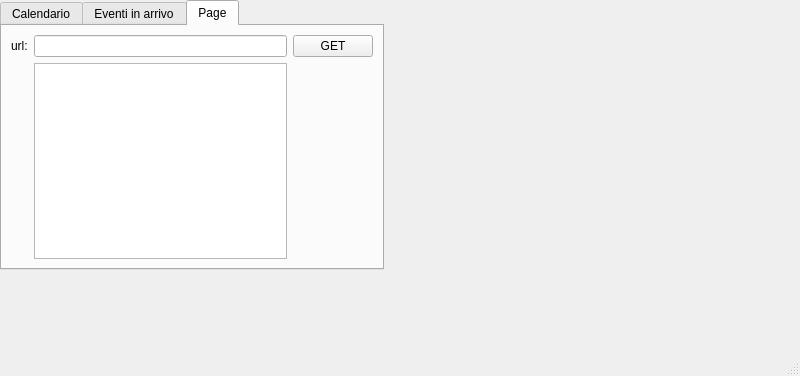
First picture: the form in pds_cal.ui, repository Jockbaia/pds_cal, before the edit.
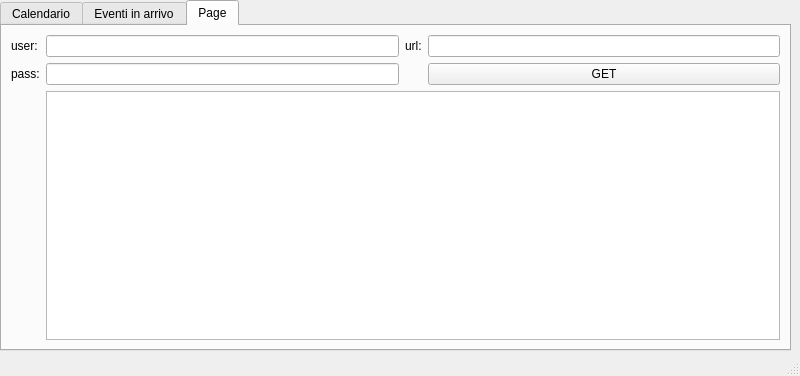
Second picture: the form after the edit.

Commit message: basic nextcloud login

Patch:
```diff
--- a/pds_cal.ui
+++ b/pds_cal.ui
@@ -25,8 +25,8 @@
      <rect>
       <x>0</x>
       <y>0</y>
-      <width>384</width>
-      <height>270</height>
+      <width>791</width>
+      <height>351</height>
      </rect>
     </property>
     <property name="currentIndex">
@@ -162,24 +162,65 @@
       <string>Page</string>
      </attribute>
      <layout class="QGridLayout" name="gridLayout">
+      <item row="0" column="3">
+       <widget class="QLineEdit" name="urlLineEdit">
+        <property name="inputMask">
+         <string/>
+        </property>
+        <property name="text">
+         <string/>
+        </property>
+       </widget>
+      </item>
+      <item row="1" column="1">
+       <widget class="QLineEdit" name="password_login">
+        <property name="inputMask">
+         <string/>
+        </property>
+        <property name="text">
+         <string/>
+        </property>
+       </widget>
+      </item>
       <item row="0" column="0">
-       <widget class="QLabel" name="label_5">
+       <widget class="QLabel" name="label_6">
         <property name="text">
-         <string>url:</string>
+         <string>user:</string>
         </property>
        </widget>
       </item>
       <item row="0" column="1">
-       <widget class="QLineEdit" name="urlLineEdit"/>
+       <widget class="QLineEdit" name="username_login">
+        <property name="inputMask">
+         <string/>
+        </property>
+        <property name="text">
+         <string/>
+        </property>
+       </widget>
       </item>
       <item row="0" column="2">
+       <widget class="QLabel" name="label_5">
+        <property name="text">
+         <string>url:</string>
+        </property>
+       </widget>
+      </item>
+      <item row="1" column="0">
+       <widget class="QLabel" name="label_7">
+        <property name="text">
+         <string>pass:</string>
+        </property>
+       </widget>
+      </item>
+      <item row="1" column="3">
        <widget class="QPushButton" name="getButton">
         <property name="text">
          <string>GET</string>
         </property>
        </widget>
       </item>
-      <item row="1" column="1">
+      <item row="2" column="1" colspan="3">
        <widget class="QPlainTextEdit" name="plainTextEdit"/>
       </item>
      </layout>
```
The commit also changes 1 other file.
